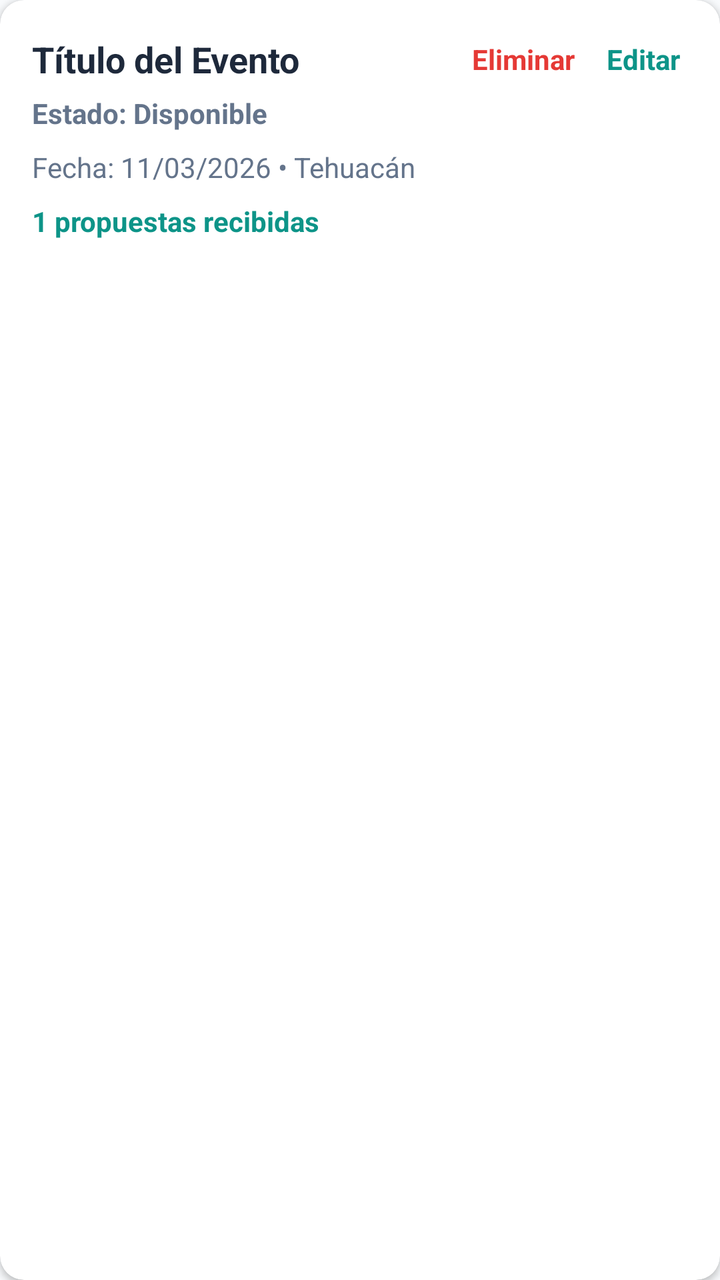
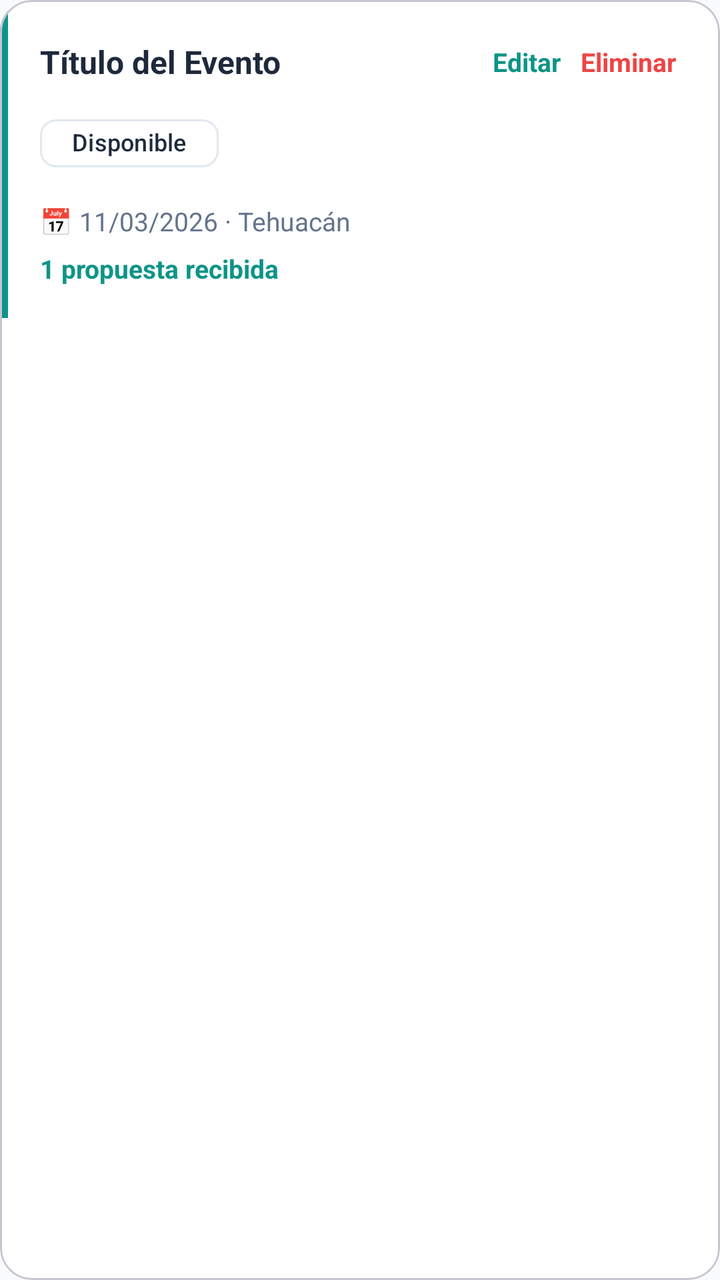

The first picture is an Android layout as it rendered before a commit; the second is the same layout after the commit. The layout source and the unified diff follow.
<!-- AndroidManifest.xml: application theme Theme.ArmonihzMobile -->
<!-- res/layout/item_event.xml -->
<?xml version="1.0" encoding="utf-8"?>
<androidx.cardview.widget.CardView
    xmlns:android="http://schemas.android.com/apk/res/android"
    xmlns:app="http://schemas.android.com/apk/res-auto"
    android:layout_width="match_parent"
    android:layout_height="wrap_content"
    android:layout_marginBottom="12dp"
    app:cardCornerRadius="12dp"
    app:cardElevation="2dp"
    app:cardBackgroundColor="?attr/colorSurface"
    app:strokeColor="?attr/colorOutline">

    <LinearLayout
        android:layout_width="match_parent"
        android:layout_height="wrap_content"
        android:orientation="vertical"
        android:padding="16dp">

        <LinearLayout
            android:layout_width="match_parent"
            android:layout_height="wrap_content"
            android:orientation="horizontal"
            android:gravity="center_vertical">

            <TextView
                android:id="@+id/tvEventTitle"
                android:layout_width="0dp"
                android:layout_weight="1"
                android:layout_height="wrap_content"
                android:text="Título del Evento"
                android:textSize="18sp"
                android:textStyle="bold"
                android:textColor="?attr/colorOnSurface"/>

            <TextView
                android:id="@+id/tvDeleteEvent"
                android:layout_width="wrap_content"
                android:layout_height="wrap_content"
                android:text="Eliminar"
                android:textColor="#E53935"
                android:textSize="14sp"
                android:textStyle="bold"
                android:padding="4dp"
                android:layout_marginEnd="8dp"
                android:background="?attr/selectableItemBackground"/>

            <TextView
                android:id="@+id/tvEditEvent"
                android:layout_width="wrap_content"
                android:layout_height="wrap_content"
                android:text="Editar"
                android:textColor="?attr/colorPrimary"
                android:textSize="14sp"
                android:textStyle="bold"
                android:padding="4dp"
                android:background="?attr/selectableItemBackground"/>

        </LinearLayout>

        <TextView
            android:id="@+id/tvEventStatus"
            android:layout_width="wrap_content"
            android:layout_height="wrap_content"
            android:layout_marginTop="4dp"
            android:text="Estado: Disponible"
            android:textSize="14sp"
            android:textStyle="bold"
            android:textColor="?attr/colorOnSurfaceVariant"/>

        <TextView
            android:id="@+id/tvEventWarning"
            android:layout_width="wrap_content"
            android:layout_height="wrap_content"
            android:layout_marginTop="4dp"
            android:text="⚠ Este evento está por caducar"
            android:textSize="13sp"
            android:textStyle="bold"
            android:textColor="#FFA000"
            android:visibility="gone"/>

        <TextView
            android:id="@+id/tvEventDetails"
            android:layout_width="match_parent"
            android:layout_height="wrap_content"
            android:layout_marginTop="8dp"
            android:text="Fecha: 11/03/2026 • Tehuacán"
            android:textColor="?attr/colorOnSurfaceVariant"
            android:textSize="14sp"/>

        <TextView
            android:id="@+id/tvProposals"
            android:layout_width="match_parent"
            android:layout_height="wrap_content"
            android:layout_marginTop="8dp"
            android:text="1 propuestas recibidas"
            android:textColor="?attr/colorPrimary"
            android:textSize="14sp"
            android:textStyle="bold"/>

    </LinearLayout>
</androidx.cardview.widget.CardView>
<!-- resources referenced by this layout -->
<resources>
  <style name="Theme.ArmonihzMobile" parent="Base.Theme.ArmonihzMobile" />
  <style name="Base.Theme.ArmonihzMobile" parent="Theme.Material3.DayNight.NoActionBar">
  
          
          <item name="colorPrimary">@color/md_primary</item>
          <item name="colorOnPrimary">@color/md_onPrimary</item>
  
          
          <item name="android:colorBackground">@color/md_background</item>
  
          
          <item name="colorSurface">@color/md_surface</item>
          <item name="colorOnSurface">@color/md_onSurface</item>
          <item name="colorOnSurfaceVariant">@color/md_onSurfaceVariant</item>
  
          
          <item name="colorOutline">@color/md_outline</item>
  
          
          <item name="colorError">@color/md_error</item>
  
          
          <item name="colorControlActivated">@color/md_primary</item>
  
      </style>
  <color name="md_primary">#0D9488</color>
  <color name="md_onPrimary">#FFFFFF</color>
  <color name="md_background">#F8FAFC</color>
  <color name="md_surface">#FFFFFF</color>
  <color name="md_onSurface">#1E293B</color>
  <color name="md_onSurfaceVariant">#64748B</color>
  <color name="md_outline">#E2E8F0</color>
  <color name="md_error">#EF4444</color>
</resources>

<!-- the commit's change to res/layout/item_event.xml (unified diff, before → after) -->
@@ -1,101 +1,124 @@
 <?xml version="1.0" encoding="utf-8"?>
-<androidx.cardview.widget.CardView
+<com.google.android.material.card.MaterialCardView
     xmlns:android="http://schemas.android.com/apk/res/android"
     xmlns:app="http://schemas.android.com/apk/res-auto"
     android:layout_width="match_parent"
     android:layout_height="wrap_content"
     android:layout_marginBottom="12dp"
-    app:cardCornerRadius="12dp"
-    app:cardElevation="2dp"
-    app:cardBackgroundColor="?attr/colorSurface"
-    app:strokeColor="?attr/colorOutline">
+    app:cardCornerRadius="16dp"
+    app:cardElevation="0dp"
+    app:strokeWidth="1dp"
+    app:strokeColor="?attr/colorOutlineVariant"
+    app:cardBackgroundColor="?attr/colorSurface">
 
     <LinearLayout
         android:layout_width="match_parent"
         android:layout_height="wrap_content"
-        android:orientation="vertical"
-        android:padding="16dp">
+        android:orientation="horizontal">
 
+        
+        <View
+            android:id="@+id/viewStatusBar"
+            android:layout_width="4dp"
+            android:layout_height="match_parent"
+            android:background="?attr/colorPrimary"/>
+
+        
         <LinearLayout
             android:layout_width="match_parent"
             android:layout_height="wrap_content"
-            android:orientation="horizontal"
-            android:gravity="center_vertical">
+            android:orientation="vertical"
+            android:padding="16dp">
 
+            
+            <LinearLayout
+                android:layout_width="match_parent"
+                android:layout_height="wrap_content"
+                android:orientation="horizontal"
+                android:gravity="center_vertical">
+
+                <TextView
+                    android:id="@+id/tvEventTitle"
+                    android:layout_width="0dp"
+                    android:layout_weight="1"
+                    android:layout_height="wrap_content"
+                    android:text="Título del Evento"
+                    android:textSize="16sp"
+                    android:textStyle="bold"
+                    android:textColor="?attr/colorOnSurface"/>
+
+                <TextView
+                    android:id="@+id/tvEditEvent"
+                    android:layout_width="wrap_content"
+                    android:layout_height="wrap_content"
+                    android:text="Editar"
+                    android:textColor="?attr/colorPrimary"
+                    android:textSize="13sp"
+                    android:textStyle="bold"
+                    android:padding="6dp"
+                    android:background="?attr/selectableItemBackground"/>
+
+                <TextView
+                    android:id="@+id/tvDeleteEvent"
+                    android:layout_width="wrap_content"
+                    android:layout_height="wrap_content"
+                    android:text="Eliminar"
+                    android:textColor="?attr/colorError"
+                    android:textSize="13sp"
+                    android:textStyle="bold"
+                    android:paddingStart="4dp"
+                    android:paddingEnd="6dp"
+                    android:paddingTop="6dp"
+                    android:paddingBottom="6dp"
+                    android:background="?attr/selectableItemBackground"/>
+
+            </LinearLayout>
+
+            
+            <com.google.android.material.chip.Chip
+                android:id="@+id/chipStatus"
+                style="@style/Widget.Material3.Chip.Assist"
+                android:layout_width="wrap_content"
+                android:layout_height="40dp"
+                android:layout_marginTop="6dp"
+                android:text="Disponible"
+                android:textSize="12sp"
+                android:clickable="false"
+                android:focusable="false"/>
+
+            
             <TextView
-                android:id="@+id/tvEventTitle"
-                android:layout_width="0dp"
-                android:layout_weight="1"
-                android:layout_height="wrap_content"
-                android:text="Título del Evento"
-                android:textSize="18sp"
-                android:textStyle="bold"
-                android:textColor="?attr/colorOnSurface"/>
-
-            <TextView
-                android:id="@+id/tvDeleteEvent"
+                android:id="@+id/tvEventWarning"
                 android:layout_width="wrap_content"
                 android:layout_height="wrap_content"
-                android:text="Eliminar"
-                android:textColor="#E53935"
-                android:textSize="14sp"
+                android:layout_marginTop="4dp"
+                android:text="Caduca en 2 días"
+                android:textSize="12sp"
                 android:textStyle="bold"
-                android:padding="4dp"
-                android:layout_marginEnd="8dp"
-                android:background="?attr/selectableItemBackground"/>
+                android:textColor="#E65100"
+                android:visibility="gone"/>
 
+            
             <TextView
-                android:id="@+id/tvEditEvent"
-                android:layout_width="wrap_content"
+                android:id="@+id/tvEventDetails"
+                android:layout_width="match_parent"
                 android:layout_height="wrap_content"
-                android:text="Editar"
+                android:layout_marginTop="10dp"
+                android:text="📅 11/03/2026 · Tehuacán"
+                android:textColor="?attr/colorOnSurfaceVariant"
+                android:textSize="13sp"/>
+
+            
+            <TextView
+                android:id="@+id/tvProposals"
+                android:layout_width="match_parent"
+                android:layout_height="wrap_content"
+                android:layout_marginTop="6dp"
+                android:text="1 propuesta recibida"
                 android:textColor="?attr/colorPrimary"
-                android:textSize="14sp"
-                android:textStyle="bold"
-                android:padding="4dp"
-                android:background="?attr/selectableItemBackground"/>
+                android:textSize="13sp"
+                android:textStyle="bold"/>
 
         </LinearLayout>
-
-        <TextView
-            android:id="@+id/tvEventStatus"
-            android:layout_width="wrap_content"
-            android:layout_height="wrap_content"
-            android:layout_marginTop="4dp"
-            android:text="Estado: Disponible"
-            android:textSize="14sp"
-            android:textStyle="bold"
-            android:textColor="?attr/colorOnSurfaceVariant"/>
-
-        <TextView
-            android:id="@+id/tvEventWarning"
-            android:layout_width="wrap_content"
-            android:layout_height="wrap_content"
-            android:layout_marginTop="4dp"
-            android:text="⚠ Este evento está por caducar"
-            android:textSize="13sp"
-            android:textStyle="bold"
-            android:textColor="#FFA000"
-            android:visibility="gone"/>
-
-        <TextView
-            android:id="@+id/tvEventDetails"
-            android:layout_width="match_parent"
-            android:layout_height="wrap_content"
-            android:layout_marginTop="8dp"
-            android:text="Fecha: 11/03/2026 • Tehuacán"
-            android:textColor="?attr/colorOnSurfaceVariant"
-            android:textSize="14sp"/>
-
-        <TextView
-            android:id="@+id/tvProposals"
-            android:layout_width="match_parent"
-            android:layout_height="wrap_content"
-            android:layout_marginTop="8dp"
-            android:text="1 propuestas recibidas"
-            android:textColor="?attr/colorPrimary"
-            android:textSize="14sp"
-            android:textStyle="bold"/>
-
     </LinearLayout>
-</androidx.cardview.widget.CardView>
+</com.google.android.material.card.MaterialCardView>
